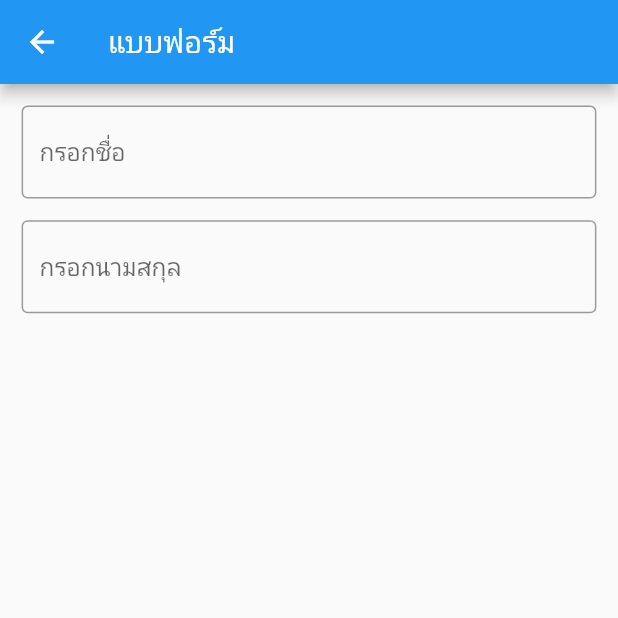
After one commit to 3bugs/borrow-money, a Flutter app: the ApplicationFormMain screen opened directly, on a phone screen of 412 x 824 dp, the top half of it. The commit adds this screen. Run offline on Flutter 3.47's test engine with Material 2 defaults, Android fonts, the phone set to English and light mode, and no system bars; our stand-ins replace google_fonts; missing offline and left inert: flutter_facebook_login.

Commit message:
เพิ่มฟอร์มสมัคร

```diff
--- /dev/null
+++ b/lib/screens/application_form/application_form.dart
@@ -0,0 +1,72 @@
+import 'dart:convert';
+import 'package:flutter/material.dart';
+import 'package:http/http.dart' as http;
+import 'package:google_fonts/google_fonts.dart';
+
+import 'package:libertyfund/etc/utils.dart';
+import 'package:libertyfund/etc/constants.dart' as Constants;
+
+class ApplicationForm extends StatelessWidget {
+  @override
+  Widget build(BuildContext context) {
+    return wrapSystemUiOverlayStyle(child: ApplicationFormMain());
+  }
+}
+
+class ApplicationFormMain extends StatefulWidget {
+  @override
+  _ApplicationFormMainState createState() => _ApplicationFormMainState();
+}
+
+class _ApplicationFormMainState extends State<ApplicationFormMain> {
+  @override
+  Widget build(BuildContext context) {
+    return Scaffold(
+        appBar: AppBar(title: Text('แบบฟอร์ม')),
+        body: SingleChildScrollView(
+          child: Column(
+            children: <Widget>[
+              // space ก่อนช่องแรก
+              SizedBox(
+                height: getPlatformSize(8.0),
+              ),
+
+              // ช่องกรอกชื่อ
+              Padding(
+                padding: EdgeInsets.symmetric(
+                  vertical: getPlatformSize(8.0),
+                  horizontal: getPlatformSize(16.0),
+                ),
+                child: TextField(
+                  decoration: InputDecoration(
+                    border: OutlineInputBorder(),
+                    hintText: 'กรอกชื่อ',
+                  ),
+                  onChanged: (query) {},
+                ),
+              ),
+
+              // ช่องกรอกนามสกุล
+              Padding(
+                padding: EdgeInsets.symmetric(
+                  vertical: getPlatformSize(8.0),
+                  horizontal: getPlatformSize(16.0),
+                ),
+                child: TextField(
+                  decoration: InputDecoration(
+                    border: OutlineInputBorder(),
+                    hintText: 'กรอกนามสกุล',
+                  ),
+                  onChanged: (query) {},
+                ),
+              ),
+
+              //
+              // ... ช่องอื่นๆ ใส่ตรงนี้
+              //
+
+            ],
+          ),
+        ));
+  }
+}
```
Also changed, not shown: lib/screens/login/login.dart (+11 -1 lines).
